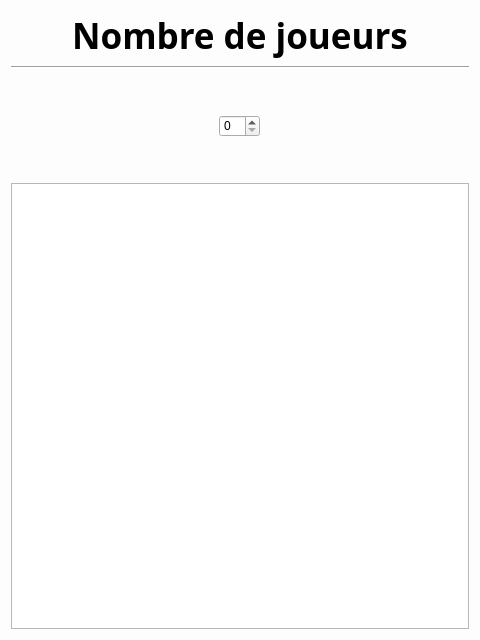
This is SporzOBC-WAL/code/resources/player_select.ui in Eben-Epi/SporzOBC as Qt 5 draws it before an edit. The edited form follows.
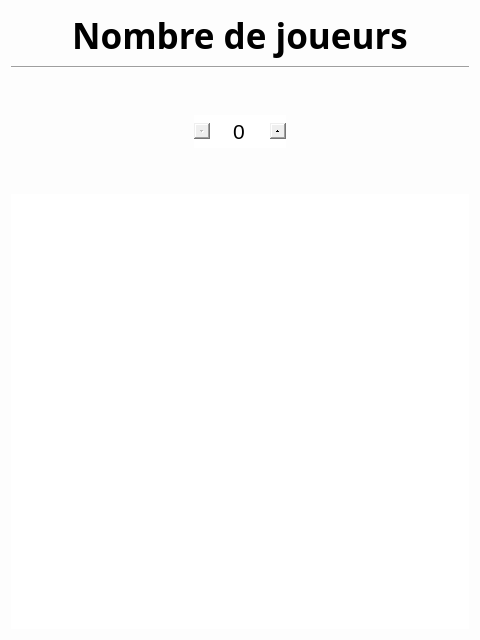
This is the edited form. Custom widgets are drawn as their Qt base class.

Commit message: UPD PlayerSelect with resizable and editable list (design based on auto-connect)

The edit to the form file:
```diff
--- a/SporzOBC-WAL/code/resources/player_select.ui
+++ b/SporzOBC-WAL/code/resources/player_select.ui
@@ -18,13 +18,20 @@
 	background-color: rgb(253, 253, 253);
 }
 
-QPushButton  {
-	border: 2px solid black;
-	background-color: white;
-	padding: 14px 28px;
-	font-size: 35px;
-	border-radius: 100%;
-}</string>
+QSpinBox{
+	width: 70px;
+	text-align: center;
+}
+
+QSpinBox::up-button {
+     subcontrol-origin: border;
+     subcontrol-position: right; /* position at the top right corner */
+ }
+
+ QSpinBox::down-button {
+     subcontrol-origin: border;
+     subcontrol-position: left; /* position at bottom right corner */
+ }</string>
   </property>
   <layout class="QGridLayout" name="gridLayout">
    <item row="0" column="0">
@@ -73,13 +80,27 @@
         </spacer>
        </item>
        <item alignment="Qt::AlignHCenter">
-        <widget class="PlayerCountSpinBox" name="playerCountSpinBox">
+        <widget class="QSpinBox" name="playerCountSpinBox">
          <property name="sizePolicy">
           <sizepolicy hsizetype="Fixed" vsizetype="Fixed">
            <horstretch>0</horstretch>
            <verstretch>0</verstretch>
           </sizepolicy>
          </property>
+         <property name="font">
+          <font>
+           <pointsize>16</pointsize>
+          </font>
+         </property>
+         <property name="frame">
+          <bool>false</bool>
+         </property>
+         <property name="alignment">
+          <set>Qt::AlignCenter</set>
+         </property>
+         <property name="buttonSymbols">
+          <enum>QAbstractSpinBox::UpDownArrows</enum>
+         </property>
         </widget>
        </item>
        <item>
@@ -99,7 +120,20 @@
         </spacer>
        </item>
        <item>
-        <widget class="PlayerNameList" name="playerNameList"/>
+        <widget class="QListWidget" name="playerNameList">
+         <property name="font">
+          <font>
+           <pointsize>28</pointsize>
+           <italic>true</italic>
+          </font>
+         </property>
+         <property name="frameShape">
+          <enum>QFrame::NoFrame</enum>
+         </property>
+         <property name="itemAlignment">
+          <set>Qt::AlignCenter</set>
+         </property>
+        </widget>
        </item>
       </layout>
      </item>
@@ -107,18 +141,6 @@
    </item>
   </layout>
  </widget>
- <customwidgets>
-  <customwidget>
-   <class>PlayerCountSpinBox</class>
-   <extends>QSpinBox</extends>
-   <header>CoreApp/IGraphicalHandler/Widgets/PlayerCountSpinBox.hpp</header>
-  </customwidget>
-  <customwidget>
-   <class>PlayerNameList</class>
-   <extends>QListWidget</extends>
-   <header>CoreApp/IGraphicalHandler/Widgets/PlayerNameList.hpp</header>
-  </customwidget>
- </customwidgets>
  <resources/>
  <connections/>
 </ui>
```
The commit also changes 7 other files.
